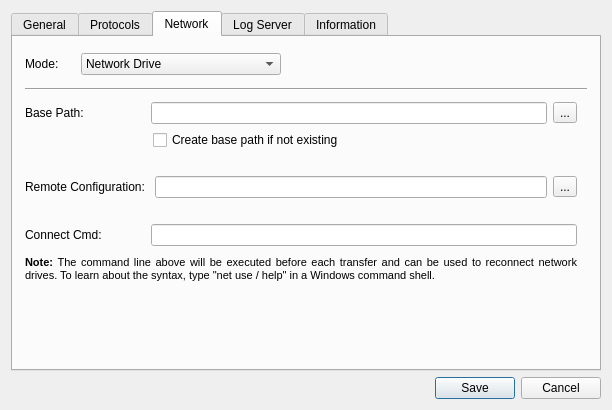
Old version of the form Client/rds_configurationwindow.ui in the repository WillForan/yarraclient.
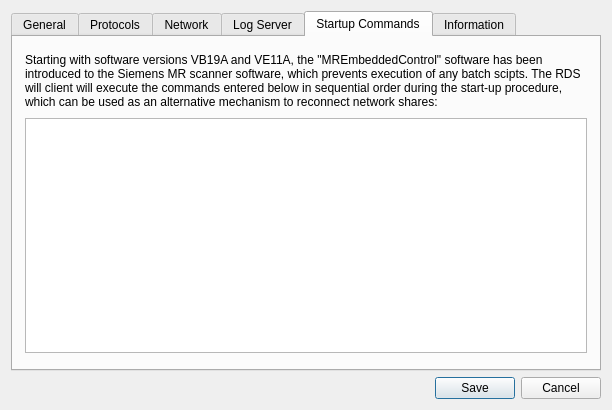
New version of the form. Icons and pictures are not drawn.

Patch:
```diff
--- a/Client/rds_configurationwindow.ui
+++ b/Client/rds_configurationwindow.ui
@@ -20,7 +20,7 @@
       <enum>QTabWidget::Rounded</enum>
      </property>
      <property name="currentIndex">
-      <number>2</number>
+      <number>4</number>
      </property>
      <property name="documentMode">
       <bool>false</bool>
@@ -1143,6 +1143,41 @@
        </item>
       </layout>
      </widget>
+     <widget class="QWidget" name="startCmdTabs">
+      <attribute name="title">
+       <string>Startup Commands</string>
+      </attribute>
+      <layout class="QVBoxLayout" name="verticalLayout_7">
+       <property name="spacing">
+        <number>9</number>
+       </property>
+       <property name="leftMargin">
+        <number>12</number>
+       </property>
+       <property name="topMargin">
+        <number>16</number>
+       </property>
+       <property name="rightMargin">
+        <number>12</number>
+       </property>
+       <property name="bottomMargin">
+        <number>16</number>
+       </property>
+       <item>
+        <widget class="QLabel" name="startCmdLabel">
+         <property name="text">
+          <string>&lt;html&gt;&lt;head/&gt;&lt;body&gt;&lt;p&gt;Starting with software versions VB19A and VE11A, the &amp;quot;MREmbeddedControl&amp;quot; software has been introduced to the Siemens MR scanner software, which prevents execution of any batch scipts. The RDS will client will execute the commands entered below in sequential order during the start-up procedure, which can be used as an alternative mechanism to reconnect network shares:&lt;/p&gt;&lt;/body&gt;&lt;/html&gt;</string>
+         </property>
+         <property name="wordWrap">
+          <bool>true</bool>
+         </property>
+        </widget>
+       </item>
+       <item>
+        <widget class="QPlainTextEdit" name="startCmdEdit"/>
+       </item>
+      </layout>
+     </widget>
      <widget class="QWidget" name="infoTab">
       <attribute name="title">
        <string>Information</string>
```
Left out of the diff: 23 changed lines with no effect on the pictures.
